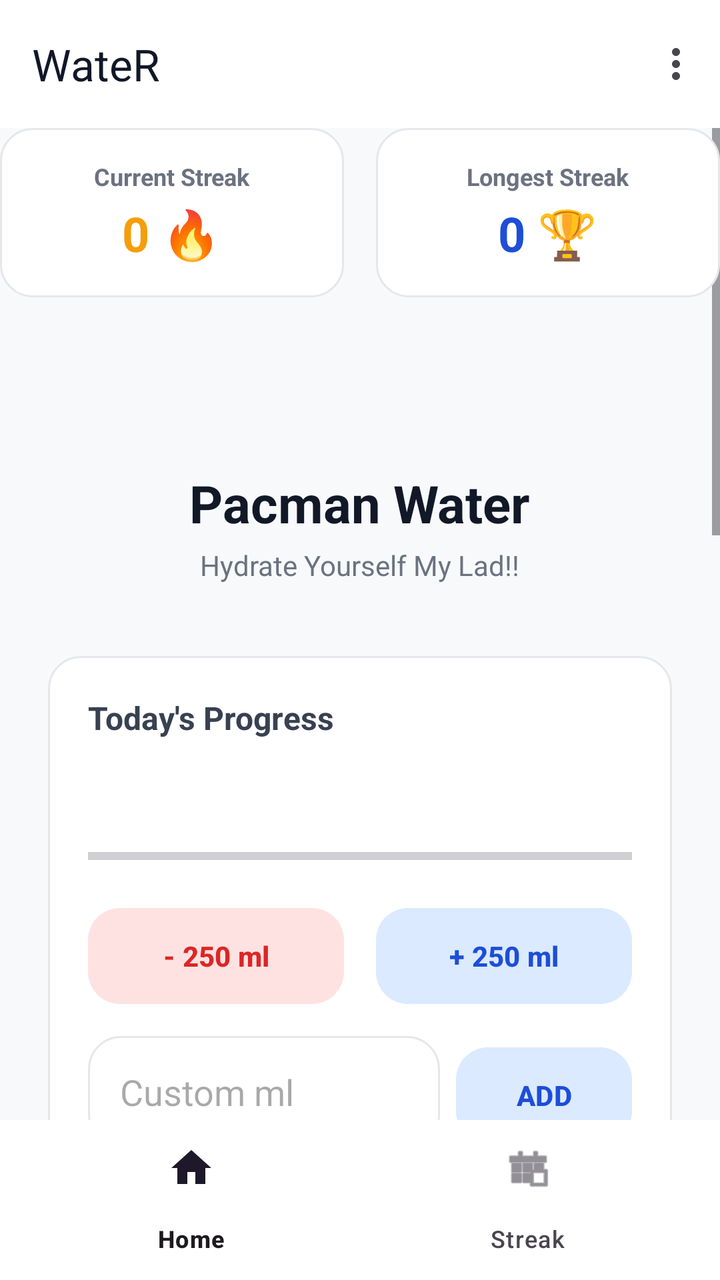
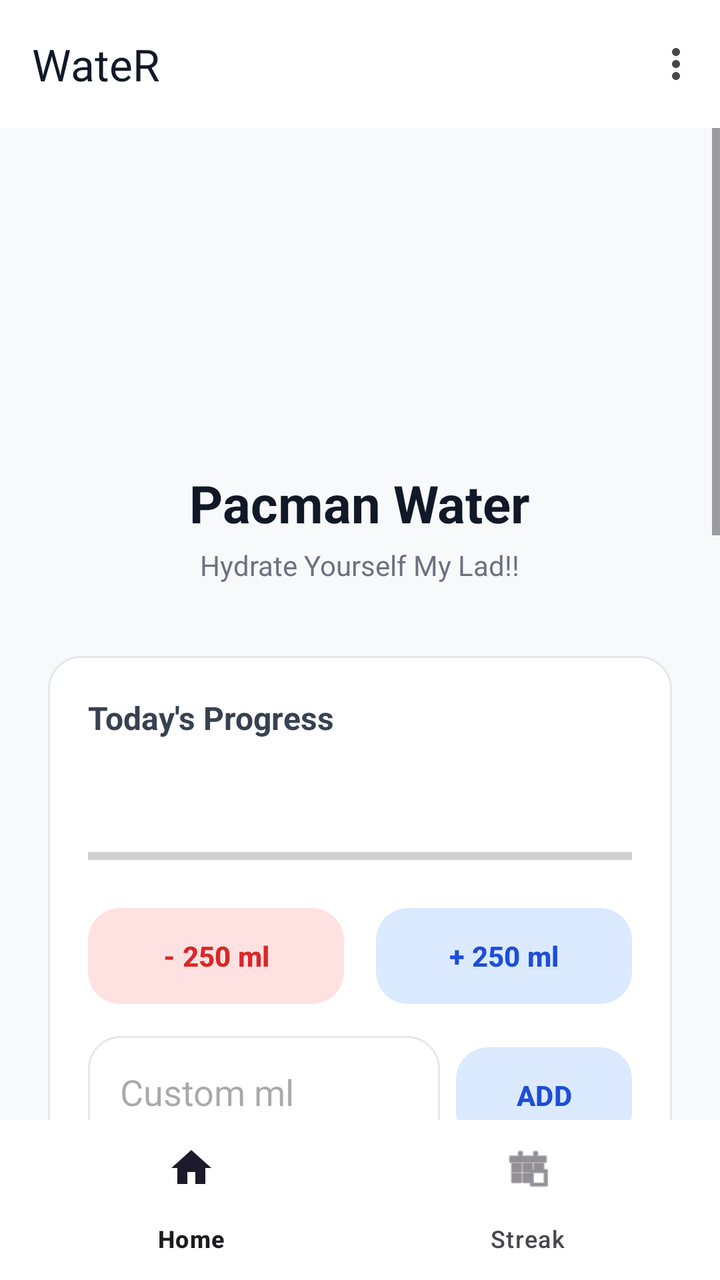

Screens rendered from an Android XML layout before and after an edit, with the pre-edit source and the edit as a unified diff.
<!-- AndroidManifest.xml: application theme Theme.WateR -->
<!-- res/layout/activity_main.xml -->
<?xml version="1.0" encoding="utf-8"?>
<RelativeLayout xmlns:android="http://schemas.android.com/apk/res/android"
    xmlns:app="http://schemas.android.com/apk/res-auto"
    android:layout_width="match_parent"
    android:layout_height="match_parent"
    android:background="#F8F9FA">

    
    <com.google.android.material.appbar.AppBarLayout
        android:id="@+id/appBarLayout"
        android:layout_width="match_parent"
        android:layout_height="wrap_content"
        android:layout_alignParentTop="true">

        <com.google.android.material.appbar.MaterialToolbar
            android:id="@+id/topAppBar"
            android:layout_width="match_parent"
            android:layout_height="?attr/actionBarSize"
            app:title="WateR"
            app:titleTextColor="#111827"
            android:background="#FFFFFF"
            app:menu="@menu/main_menu" />
    </com.google.android.material.appbar.AppBarLayout>

    <FrameLayout
        android:layout_width="match_parent"
        android:layout_height="match_parent"
        android:layout_below="@id/appBarLayout"
        android:layout_above="@id/bottomNavigation">

        
        
        
        <ScrollView
            android:id="@+id/screenHome"
            android:layout_width="match_parent"
            android:layout_height="match_parent"
            android:fillViewport="true">

            <LinearLayout
                android:layout_width="match_parent"
                android:layout_height="wrap_content"
                android:orientation="vertical"
                android:padding="24dp"
                android:gravity="center_horizontal">

                <ImageView
                    android:id="@+id/appLogo"
                    android:layout_width="90dp"
                    android:layout_height="90dp"
                    android:layout_marginTop="40dp"
                    android:contentDescription="@string/app_logo_desc"
                    android:src="@mipmap/ic_launcher" />

                <TextView
                    android:layout_width="wrap_content"
                    android:layout_height="wrap_content"
                    android:layout_marginTop="16dp"
                    android:text="@string/title_text"
                    android:textColor="#111827"
                    android:textSize="26sp"
                    android:textStyle="bold" />

                <TextView
                    android:layout_width="wrap_content"
                    android:layout_height="wrap_content"
                    android:layout_marginTop="4dp"
                    android:layout_marginBottom="36dp"
                    android:text="@string/subtitle_text"
                    android:textColor="#6B7280"
                    android:textSize="14sp" />

                
                <LinearLayout
                    android:layout_width="match_parent"
                    android:layout_height="wrap_content"
                    android:orientation="vertical"
                    android:background="@drawable/bg_input_field"
                    android:padding="20dp"
                    android:layout_marginBottom="24dp">

                    <TextView
                        android:layout_width="wrap_content"
                        android:layout_height="wrap_content"
                        android:text="@string/todays_progress"
                        android:textColor="#374151"
                        android:textSize="16sp"
                        android:textStyle="bold" />

                    <TextView
                        android:id="@+id/progressText"
                        android:layout_width="wrap_content"
                        android:layout_height="wrap_content"
                        android:textColor="#3B82F6"
                        android:textSize="24sp"
                        android:textStyle="bold"
                        android:layout_marginTop="8dp" />

                    <ProgressBar
                        android:id="@+id/progressBar"
                        style="?android:attr/progressBarStyleHorizontal"
                        android:layout_width="match_parent"
                        android:layout_height="12dp"
                        android:layout_marginTop="12dp"
                        android:max="2500"
                        android:progress="0"
                        android:progressTint="#3B82F6" />

                    <LinearLayout
                        android:layout_width="match_parent"
                        android:layout_height="wrap_content"
                        android:orientation="horizontal"
                        android:layout_marginTop="16dp"
                        android:weightSum="2">

                        <com.google.android.material.button.MaterialButton
                            android:id="@+id/btnSubSmall"
                            android:layout_width="0dp"
                            android:layout_height="56dp"
                            android:layout_weight="1"
                            android:layout_marginEnd="8dp"
                            android:text="@string/sub_250_ml"
                            app:backgroundTint="#FEE2E2"
                            android:textColor="#DC2626"
                            app:cornerRadius="16dp"
                            app:elevation="0dp"
                            android:textStyle="bold" />

                        <com.google.android.material.button.MaterialButton
                            android:id="@+id/btnAddSmall"
                            android:layout_width="0dp"
                            android:layout_height="56dp"
                            android:layout_weight="1"
                            android:layout_marginStart="8dp"
                            android:text="@string/add_250_ml"
                            app:backgroundTint="#DBEAFE"
                            android:textColor="#1D4ED8"
                            app:cornerRadius="16dp"
                            app:elevation="0dp"
                            android:textStyle="bold" />
                    </LinearLayout>

                    <LinearLayout
                        android:layout_width="match_parent"
                        android:layout_height="wrap_content"
                        android:orientation="horizontal"
                        android:layout_marginTop="12dp">

                        <EditText
                            android:id="@+id/customAmountInput"
                            android:layout_width="0dp"
                            android:layout_height="56dp"
                            android:layout_weight="1"
                            android:background="@drawable/bg_input_field"
                            android:hint="@string/custom_ml_hint"
                            android:inputType="number"
                            android:autofillHints="none"
                            android:paddingHorizontal="16dp"
                            android:layout_marginEnd="8dp"
                            android:textColor="#111827" />

                        <com.google.android.material.button.MaterialButton
                            android:id="@+id/btnAddCustom"
                            android:layout_width="wrap_content"
                            android:layout_height="56dp"
                            app:backgroundTint="#DBEAFE"
                            android:paddingHorizontal="24dp"
                            android:text="@string/add_btn"
                            android:textColor="#1D4ED8"
                            app:cornerRadius="16dp"
                            app:elevation="0dp"
                            android:textStyle="bold" />
                    </LinearLayout>
                </LinearLayout>

                
                <LinearLayout
                    android:layout_width="match_parent"
                    android:layout_height="wrap_content"
                    android:orientation="vertical"
                    android:layout_marginBottom="24dp">

                    <TextView
                        android:layout_width="wrap_content"
                        android:layout_height="wrap_content"
                        android:text="@string/goal_label"
                        android:textColor="#374151"
                        android:textSize="14sp"
                        android:textStyle="bold"
                        android:layout_marginBottom="8dp" />

                    <LinearLayout
                        android:layout_width="match_parent"
                        android:layout_height="wrap_content"
                        android:orientation="horizontal">

                        <EditText
                            android:id="@+id/goalInput"
                            android:layout_width="0dp"
                            android:layout_height="56dp"
                            android:layout_weight="1"
                            android:background="@drawable/bg_input_field"
                            android:hint="@string/goal_hint"
                            android:inputType="numberDecimal"
                            android:autofillHints="none"
                            android:paddingHorizontal="16dp"
                            android:layout_marginEnd="8dp" />

                        <com.google.android.material.button.MaterialButton
                            android:id="@+id/btnUpdateGoal"
                            android:layout_width="wrap_content"
                            android:layout_height="56dp"
                            app:backgroundTint="#DBEAFE"
                            android:paddingHorizontal="16dp"
                            android:text="@string/update_goal"
                            android:textColor="#1D4ED8"
                            app:cornerRadius="16dp"
                            app:elevation="0dp"
                            android:textStyle="bold" />
                    </LinearLayout>
                </LinearLayout>

                
                <LinearLayout
                    android:layout_width="match_parent"
                    android:layout_height="wrap_content"
                    android:orientation="vertical"
                    android:background="@drawable/bg_input_field"
                    android:padding="20dp"
                    android:layout_marginBottom="24dp">

                    <TextView
                        android:layout_width="wrap_content"
                        android:layout_height="wrap_content"
                        android:text="@string/spydy_reminders"
                        android:textColor="#374151"
                        android:textSize="16sp"
                        android:textStyle="bold" />

                    <LinearLayout
                        android:layout_width="match_parent"
                        android:layout_height="wrap_content"
                        android:orientation="horizontal"
                        android:layout_marginTop="16dp"
                        android:weightSum="2">

                        <com.google.android.material.button.MaterialButton
                            android:id="@+id/btnTabRepeat"
                            android:layout_width="0dp"
                            android:layout_height="48dp"
                            android:layout_weight="1"
                            app:backgroundTint="#1D4ED8"
                            android:text="@string/tab_repeat"
                            android:textColor="#FFFFFF"
                            app:cornerRadius="12dp"
                            app:elevation="0dp"
                            android:layout_marginEnd="4dp"
                            android:textStyle="bold" />

                        <com.google.android.material.button.MaterialButton
                            android:id="@+id/btnTabAtTime"
                            android:layout_width="0dp"
                            android:layout_height="48dp"
                            android:layout_weight="1"
                            app:backgroundTint="#E5E7EB"
                            android:text="@string/tab_at_time"
                            android:textColor="#6B7280"
                            app:cornerRadius="12dp"
                            app:elevation="0dp"
                            android:layout_marginStart="4dp"
                            android:textStyle="bold" />
                    </LinearLayout>

                    <EditText
                        android:id="@+id/inputRepeatInterval"
                        android:layout_width="match_parent"
                        android:layout_height="56dp"
                        android:layout_marginTop="16dp"
                        android:background="@drawable/bg_input_field"
                        android:hint="@string/hint_interval"
                        android:inputType="numberDecimal"
                        android:autofillHints="none"
                        android:paddingHorizontal="16dp" />

                    <TextView
                        android:id="@+id/inputSpecificTime"
                        android:layout_width="match_parent"
                        android:layout_height="56dp"
                        android:layout_marginTop="16dp"
                        android:background="@drawable/bg_input_field"
                        android:text="@string/hint_time"
                        android:gravity="center_vertical"
                        android:paddingHorizontal="16dp"
                        android:textColor="#6B7280"
                        android:textSize="16sp"
                        android:visibility="gone" />

                    <com.google.android.material.button.MaterialButton
                        android:id="@+id/btnAddReminder"
                        android:layout_width="match_parent"
                        android:layout_height="56dp"
                        android:layout_marginTop="16dp"
                        app:backgroundTint="#111827"
                        android:text="@string/btn_add_reminder"
                        android:textColor="#FFFFFF"
                        app:cornerRadius="16dp"
                        app:elevation="0dp"
                        android:textStyle="bold" />

                    <View
                        android:layout_width="match_parent"
                        android:layout_height="1dp"
                        android:background="#E5E7EB"
                        android:layout_marginVertical="20dp" />

                    <TextView
                        android:layout_width="wrap_content"
                        android:layout_height="wrap_content"
                        android:text="@string/active_reminders"
                        android:textColor="#6B7280"
                        android:textSize="14sp"
                        android:textStyle="bold"
                        android:layout_marginBottom="12dp" />

                    <LinearLayout
                        android:id="@+id/activeRemindersContainer"
                        android:layout_width="match_parent"
                        android:layout_height="wrap_content"
                        android:orientation="vertical" />

                </LinearLayout>

                
                <com.google.android.material.switchmaterial.SwitchMaterial
                    android:id="@+id/toggleSwitch"
                    android:layout_width="match_parent"
                    android:layout_height="wrap_content"
                    android:layout_marginTop="16dp"
                    android:layout_marginBottom="36dp"
                    android:text="@string/activate_reminder"
                    android:textColor="#111827"
                    android:textSize="16sp"
                    android:textStyle="bold" />

                <com.google.android.material.button.MaterialButton
                    android:id="@+id/saveButton"
                    android:layout_width="match_parent"
                    android:layout_height="58dp"
                    app:backgroundTint="#111827"
                    android:text="@string/save_btn"
                    android:textColor="#FFFFFF"
                    app:cornerRadius="16dp"
                    app:elevation="0dp"
                    android:textStyle="bold" />

            </LinearLayout>
        </ScrollView>

        
        <LinearLayout
            android:id="@+id/screenCalendar"
            android:layout_width="match_parent"
            android:layout_height="match_parent"
            android:orientation="vertical"
            android:visibility="gone"
            android:padding="24dp"
            android:gravity="top|center_horizontal">

            <TextView
                android:layout_width="wrap_content"
                android:layout_height="wrap_content"
                android:text="@string/hydration_streak"
                android:textColor="#111827"
                android:textSize="24sp"
                android:textStyle="bold"
                android:layout_marginTop="20dp"
                android:layout_marginBottom="16dp" />

            <com.applandeo.materialcalendarview.CalendarView
                android:id="@+id/streakCalendar"
                android:layout_width="match_parent"
                android:layout_height="wrap_content"
                android:background="@drawable/bg_input_field"
                app:headerColor="#DBEAFE"
                app:headerLabelColor="#1D4ED8"
                app:previousButtonSrc="@android:drawable/ic_media_previous"
                app:forwardButtonSrc="@android:drawable/ic_media_next"
                app:type="classic" />

            <TextView
                android:id="@+id/selectedDayIntakeText"
                android:layout_width="match_parent"
                android:layout_height="wrap_content"
                android:layout_marginTop="24dp"
                android:background="@drawable/bg_input_field"
                android:padding="16dp"
                android:text="@string/tap_to_view"
                android:textAlignment="center"
                android:textColor="#111827"
                android:textSize="16sp"
                android:textStyle="bold" />
        </LinearLayout>

        
        <LinearLayout
            android:layout_width="match_parent"
            android:layout_height="wrap_content"
            android:orientation="horizontal"
            android:layout_marginBottom="20dp"
            android:weightSum="2">

            
            <LinearLayout
                android:layout_width="0dp"
                android:layout_height="wrap_content"
                android:layout_weight="1"
                android:orientation="vertical"
                android:background="@drawable/bg_input_field"
                android:padding="16dp"
                android:layout_marginEnd="8dp"
                android:gravity="center">

                <TextView
                    android:layout_width="wrap_content"
                    android:layout_height="wrap_content"
                    android:text="Current Streak"
                    android:textColor="#6B7280"
                    android:textSize="12sp"
                    android:textStyle="bold" />

                <TextView
                    android:id="@+id/currentStreakText"
                    android:layout_width="wrap_content"
                    android:layout_height="wrap_content"
                    android:text="0 🔥"
                    android:textColor="#F59E0B"
                    android:textSize="24sp"
                    android:textStyle="bold"
                    android:layout_marginTop="4dp"/>
            </LinearLayout>

            
            <LinearLayout
                android:layout_width="0dp"
                android:layout_height="wrap_content"
                android:layout_weight="1"
                android:orientation="vertical"
                android:background="@drawable/bg_input_field"
                android:padding="16dp"
                android:layout_marginStart="8dp"
                android:gravity="center">

                <TextView
                    android:layout_width="wrap_content"
                    android:layout_height="wrap_content"
                    android:text="Longest Streak"
                    android:textColor="#6B7280"
                    android:textSize="12sp"
                    android:textStyle="bold" />

                <TextView
                    android:id="@+id/longestStreakText"
                    android:layout_width="wrap_content"
                    android:layout_height="wrap_content"
                    android:text="0 🏆"
                    android:textColor="#1D4ED8"
                    android:textSize="24sp"
                    android:textStyle="bold"
                    android:layout_marginTop="4dp"/>
            </LinearLayout>
        </LinearLayout>
    </FrameLayout>

    <com.google.android.material.bottomnavigation.BottomNavigationView
        android:id="@+id/bottomNavigation"
        android:layout_width="match_parent"
        android:layout_height="wrap_content"
        android:layout_alignParentBottom="true"
        android:background="#FFFFFF"
        app:menu="@menu/bottom_nav" />

</RelativeLayout>
<!-- resources referenced by this layout -->
<resources>
  <!-- drawable bg_input_field (drawable) -->
  <?xml version="1.0" encoding="utf-8"?>
  <shape xmlns:android="http://schemas.android.com/apk/res/android"
      android:shape="rectangle">
      <solid android:color="#FFFFFF" />
      <stroke
          android:width="1dp"
          android:color="#E5E7EB" />
      
      <corners android:radius="16dp" />
  </shape>
  <!-- mipmap ic_launcher (mipmap-anydpi-v26) -->
  <?xml version="1.0" encoding="utf-8"?>
  <adaptive-icon xmlns:android="http://schemas.android.com/apk/res/android">
      <background android:drawable="@color/ic_launcher_background" />
      <foreground android:drawable="@mipmap/ic_launcher_foreground" />
      <monochrome android:drawable="@mipmap/ic_launcher_foreground" />
  </adaptive-icon>
  <string name="activate_reminder">Activate Water Reminder</string>
  <string name="active_reminders">Active Reminders</string>
  <string name="add_250_ml">+ 250 ml</string>
  <string name="add_btn">ADD</string>
  <string name="app_logo_desc">App Logo</string>
  <string name="btn_add_reminder">ADD REMINDER</string>
  <string name="custom_ml_hint">Custom ml</string>
  <string name="goal_hint">e.g. 2.5</string>
  <string name="goal_label">Daily Water Goal (Liters)</string>
  <string name="hint_interval">Interval (e.g. 2.0 hours)</string>
  <string name="hint_time">Tap to select time...</string>
  <string name="hydration_streak">Your Hydration Streak</string>
  <string name="save_btn">SAVE</string>
  <string name="spydy_reminders">Pacman Reminders</string>
  <string name="sub_250_ml">- 250 ml</string>
  <string name="subtitle_text">Hydrate Yourself My Lad!!</string>
  <string name="tab_at_time">At Time</string>
  <string name="tab_repeat">Repeat</string>
  <string name="tap_to_view">Tap a day to view history</string>
  <string name="title_text">Pacman Water</string>
  <string name="todays_progress">Today\'s Progress</string>
  <string name="update_goal">UPDATE</string>
  <style name="Theme.WateR" parent="Base.Theme.WateR" />
  <color name="ic_launcher_background">#ECECEC</color>
  <style name="Base.Theme.WateR" parent="Theme.Material3.DayNight.NoActionBar">
          <item name="android:statusBarColor">@android:color/white</item>
          <item name="android:windowLightStatusBar">true</item>
      </style>
</resources>

<!-- the commit's change to res/layout/activity_main.xml (unified diff, before → after) -->
@@ -327,7 +327,6 @@
                         android:layout_width="match_parent"
                         android:layout_height="wrap_content"
                         android:orientation="vertical" />
-
                 </LinearLayout>
 
                 
@@ -357,120 +356,159 @@
         </ScrollView>
 
         
+        
+        
+        
+        <ScrollView
+            android:id="@+id/screenCalendar"
+            android:layout_width="match_parent"
+            android:layout_height="match_parent"
+            android:fillViewport="true"
+            android:visibility="gone">
+
+            <LinearLayout
+                android:layout_width="match_parent"
+                android:layout_height="wrap_content"
+                android:orientation="vertical"
+                android:padding="24dp"
+                android:gravity="top|center_horizontal">
+
+                <TextView
+                    android:layout_width="wrap_content"
+                    android:layout_height="wrap_content"
+                    android:text="@string/hydration_streak"
+                    android:textColor="#111827"
+                    android:textSize="24sp"
+                    android:textStyle="bold"
+                    android:layout_marginTop="20dp"
+                    android:layout_marginBottom="16dp" />
+
+                
+                <LinearLayout
+                    android:layout_width="match_parent"
+                    android:layout_height="wrap_content"
+                    android:orientation="horizontal"
+                    android:layout_marginBottom="20dp"
+                    android:weightSum="2">
+
+                    
+                    <LinearLayout
+                        android:layout_width="0dp"
+                        android:layout_height="wrap_content"
+                        android:layout_weight="1"
+                        android:orientation="vertical"
+                        android:background="@drawable/bg_input_field"
+                        android:padding="16dp"
+                        android:layout_marginEnd="8dp"
+                        android:gravity="center">
+
+                        <TextView
+                            android:layout_width="wrap_content"
+                            android:layout_height="wrap_content"
+                            android:text="Current Streak"
+                            android:textColor="#6B7280"
+                            android:textSize="12sp"
+                            android:textStyle="bold" />
+
+                        <TextView
+                            android:id="@+id/currentStreakText"
+                            android:layout_width="wrap_content"
+                            android:layout_height="wrap_content"
+                            android:text="0 🔥"
+                            android:textColor="#F59E0B"
+                            android:textSize="24sp"
+                            android:textStyle="bold"
+                            android:layout_marginTop="4dp"/>
+                    </LinearLayout>
+
+                    
+                    <LinearLayout
+                        android:layout_width="0dp"
+                        android:layout_height="wrap_content"
+                        android:layout_weight="1"
+                        android:orientation="vertical"
+                        android:background="@drawable/bg_input_field"
+                        android:padding="16dp"
+                        android:layout_marginStart="8dp"
+                        android:gravity="center">
+
+                        <TextView
+                            android:layout_width="wrap_content"
+                            android:layout_height="wrap_content"
+                            android:text="Longest Streak"
+                            android:textColor="#6B7280"
+                            android:textSize="12sp"
+                            android:textStyle="bold" />
+
+                        <TextView
+                            android:id="@+id/longestStreakText"
+                            android:layout_width="wrap_content"
+                            android:layout_height="wrap_content"
+                            android:text="0 🏆"
+                            android:textColor="#1D4ED8"
+                            android:textSize="24sp"
+                            android:textStyle="bold"
+                            android:layout_marginTop="4dp"/>
+                    </LinearLayout>
+                </LinearLayout>
+
+                <com.applandeo.materialcalendarview.CalendarView
+                    android:id="@+id/streakCalendar"
+                    android:layout_width="match_parent"
+                    android:layout_height="wrap_content"
+                    android:background="@drawable/bg_input_field"
+                    app:headerColor="#DBEAFE"
+                    app:headerLabelColor="#1D4ED8"
+                    app:previousButtonSrc="@android:drawable/ic_media_previous"
+                    app:forwardButtonSrc="@android:drawable/ic_media_next"
+                    app:type="classic" />
+
+                <TextView
+                    android:id="@+id/selectedDayIntakeText"
+                    android:layout_width="match_parent"
+                    android:layout_height="wrap_content"
+                    android:layout_marginTop="24dp"
+                    android:background="@drawable/bg_input_field"
+                    android:padding="16dp"
+                    android:text="@string/tap_to_view"
+                    android:textAlignment="center"
+                    android:textColor="#111827"
+                    android:textSize="16sp"
+                    android:textStyle="bold"
+                    android:layout_marginBottom="24dp" />
+            </LinearLayout>
+        </ScrollView>
+
+        
+        
+        
         <LinearLayout
-            android:id="@+id/screenCalendar"
+            android:id="@+id/screenHistory"
             android:layout_width="match_parent"
             android:layout_height="match_parent"
             android:orientation="vertical"
             android:visibility="gone"
-            android:padding="24dp"
-            android:gravity="top|center_horizontal">
+            android:padding="24dp">
 
             <TextView
                 android:layout_width="wrap_content"
                 android:layout_height="wrap_content"
-                android:text="@string/hydration_streak"
+                android:text="Hydration History"
                 android:textColor="#111827"
                 android:textSize="24sp"
                 android:textStyle="bold"
-                android:layout_marginTop="20dp"
                 android:layout_marginBottom="16dp" />
 
-            <com.applandeo.materialcalendarview.CalendarView
-                android:id="@+id/streakCalendar"
+            <androidx.recyclerview.widget.RecyclerView
+                android:id="@+id/historyRecyclerView"
                 android:layout_width="match_parent"
-                android:layout_height="wrap_content"
-                android:background="@drawable/bg_input_field"
-                app:headerColor="#DBEAFE"
-                app:headerLabelColor="#1D4ED8"
-                app:previousButtonSrc="@android:drawable/ic_media_previous"
-                app:forwardButtonSrc="@android:drawable/ic_media_next"
-                app:type="classic" />
-
-            <TextView
-                android:id="@+id/selectedDayIntakeText"
-                android:layout_width="match_parent"
-                android:layout_height="wrap_content"
-                android:layout_marginTop="24dp"
-                android:background="@drawable/bg_input_field"
-                android:padding="16dp"
-                android:text="@string/tap_to_view"
-                android:textAlignment="center"
-                android:textColor="#111827"
-                android:textSize="16sp"
-                android:textStyle="bold" />
-        </LinearLayout>
-
-        
-        <LinearLayout
-            android:layout_width="match_parent"
-            android:layout_height="wrap_content"
-            android:orientation="horizontal"
-            android:layout_marginBottom="20dp"
-            android:weightSum="2">
-
-            
-            <LinearLayout
-                android:layout_width="0dp"
-                android:layout_height="wrap_content"
-                android:layout_weight="1"
-                android:orientation="vertical"
-                android:background="@drawable/bg_input_field"
-                android:padding="16dp"
-                android:layout_marginEnd="8dp"
-                android:gravity="center">
-
-                <TextView
-                    android:layout_width="wrap_content"
-                    android:layout_height="wrap_content"
-                    android:text="Current Streak"
-                    android:textColor="#6B7280"
-                    android:textSize="12sp"
-                    android:textStyle="bold" />
-
-                <TextView
-                    android:id="@+id/currentStreakText"
-                    android:layout_width="wrap_content"
-                    android:layout_height="wrap_content"
-                    android:text="0 🔥"
-                    android:textColor="#F59E0B"
-                    android:textSize="24sp"
-                    android:textStyle="bold"
-                    android:layout_marginTop="4dp"/>
-            </LinearLayout>
-
-            
-            <LinearLayout
-                android:layout_width="0dp"
-                android:layout_height="wrap_content"
-                android:layout_weight="1"
-                android:orientation="vertical"
-                android:background="@drawable/bg_input_field"
-                android:padding="16dp"
-                android:layout_marginStart="8dp"
-                android:gravity="center">
-
-                <TextView
-                    android:layout_width="wrap_content"
-                    android:layout_height="wrap_content"
-                    android:text="Longest Streak"
-                    android:textColor="#6B7280"
-                    android:textSize="12sp"
-                    android:textStyle="bold" />
-
-                <TextView
-                    android:id="@+id/longestStreakText"
-                    android:layout_width="wrap_content"
-                    android:layout_height="wrap_content"
-                    android:text="0 🏆"
-                    android:textColor="#1D4ED8"
-                    android:textSize="24sp"
-                    android:textStyle="bold"
-                    android:layout_marginTop="4dp"/>
-            </LinearLayout>
+                android:layout_height="match_parent"
+                android:clipToPadding="false"
+                android:paddingBottom="80dp"/>
         </LinearLayout>
     </FrameLayout>
 
+    
     <com.google.android.material.bottomnavigation.BottomNavigationView
         android:id="@+id/bottomNavigation"
         android:layout_width="match_parent"
